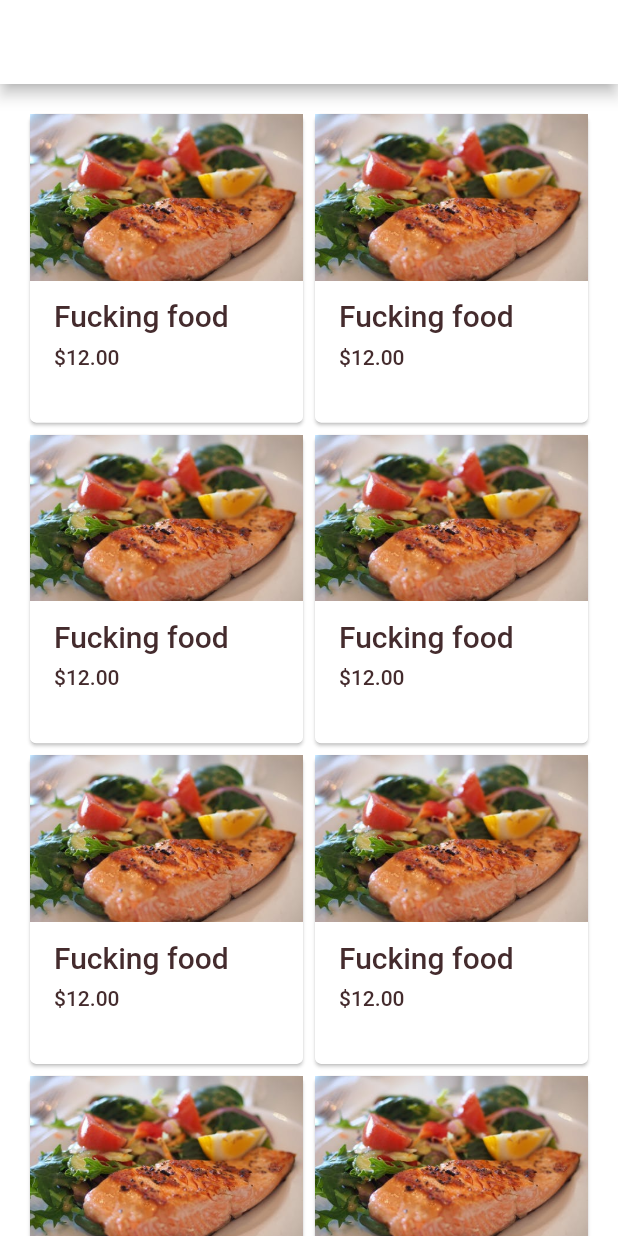
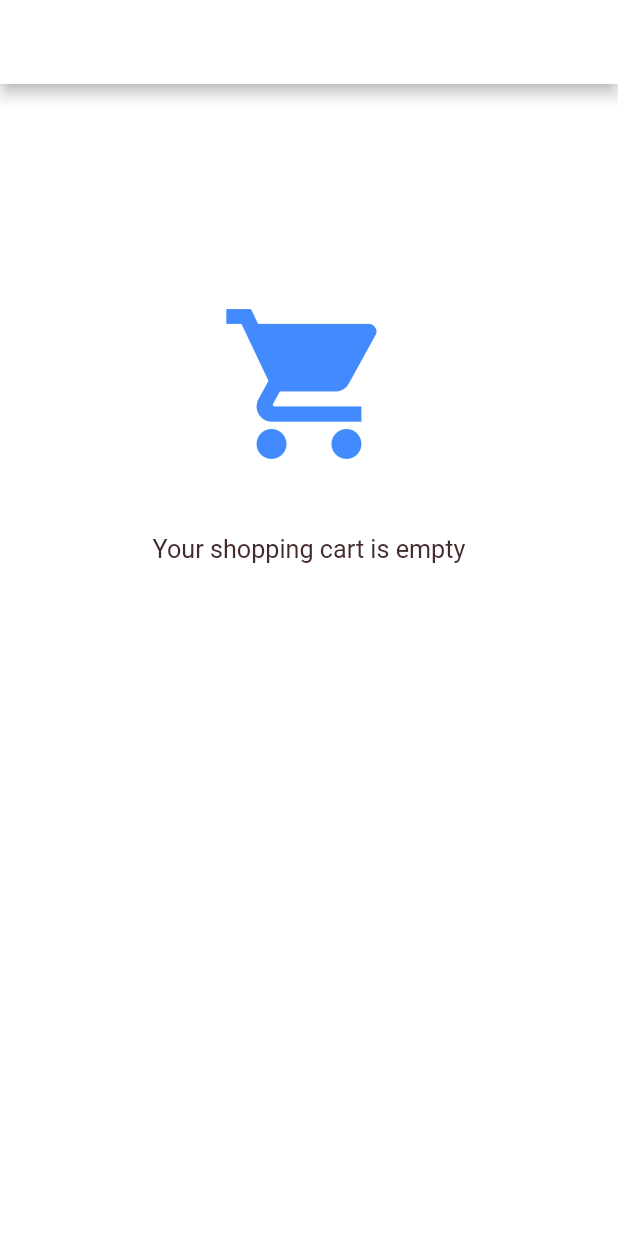
Before and after one commit to yadaniyil/shopio, a Flutter app: the DashboardView screen opened directly, after a tap on the "shopping cart" icon, on a phone screen of 412 x 824 dp. Run offline on Flutter 3.47's test engine with Material 2 defaults, Android fonts, the phone set to English and light mode, and no system bars; statements that could not run were skipped.

Commit message:
Added empty shopping CartScreen

```diff
--- a/lib/app.dart
+++ b/lib/app.dart
@@ -2,6 +2,7 @@ import 'package:flutter/material.dart';
 
 import 'screens/start/start_screen.dart';
 import 'screens/home/home_screen.dart';
+import 'screens/cart/CartScreen.dart';
 import 'colors.dart';
 
 class ShopApp extends StatefulWidget {
@@ -17,7 +18,8 @@ class _ShopAppState extends State<ShopApp> {
       theme: _kShopTheme,
       home: StartScreen(),
       routes: <String, WidgetBuilder>{
-        '/home': (BuildContext context) => HomeScreen()
+        '/home': (BuildContext context) => HomeScreen(),
+        '/cart': (BuildContext context) => CartScreen()
       },
     );
   }
--- a/lib/main.dart
+++ b/lib/main.dart
@@ -2,4 +2,7 @@ import 'package:flutter/material.dart';
 
 import 'app.dart';
 
-void main() => runApp(new ShopApp());
+void main() {
+  MaterialPageRoute.debugEnableFadingRoutes = true;
+  runApp(new ShopApp());
+}
--- /dev/null
+++ b/lib/screens/cart/CartScreen.dart
@@ -0,0 +1,26 @@
+import 'package:flutter/material.dart';
+
+class CartScreen extends StatefulWidget {
+  @override
+  _CartScreenState createState() => _CartScreenState();
+}
+
+class _CartScreenState extends State<CartScreen> {
+  @override
+  Widget build(BuildContext context) {
+    return Scaffold(
+      appBar: AppBar(
+        title: Text('Cart'),
+        backgroundColor: Colors.white,
+      ),
+      body: ListView(
+        children: <Widget>[
+          SizedBox(height: 140.0),
+          Icon(Icons.shopping_cart, size: 120.0, color: Colors.blueAccent),
+          SizedBox(height: 40.0),
+          Text('Your shopping cart is empty', textAlign: TextAlign.center, textScaleFactor: 1.2)
+        ],
+      ),
+    );
+  }
+}
--- a/lib/screens/home/categories_view.dart
+++ b/lib/screens/home/categories_view.dart
@@ -14,7 +14,7 @@ class _CategoriesViewState extends State<CategoriesView> {
       appBar: AppBar(
           backgroundColor: Colors.white,
           title: Text('Categories'),
-          actions: getToolbarActions(),
+          actions: getToolbarActions(context),
           automaticallyImplyLeading: false),
       body: ListView(
         children: <Widget>[
--- a/lib/screens/home/dashboard_view.dart
+++ b/lib/screens/home/dashboard_view.dart
@@ -14,7 +14,7 @@ class _DashboardViewState extends State<DashboardView> {
       appBar: AppBar(
           backgroundColor: Colors.white,
           title: Text('Dashboard'),
-          actions: getToolbarActions(),
+          actions: getToolbarActions(context),
           automaticallyImplyLeading: false),
       body: GridView.count(
         crossAxisCount: 2,
@@ -45,7 +45,7 @@ List<Card> _buildGridCards(int count, BuildContext context) {
                   crossAxisAlignment: CrossAxisAlignment.start,
                   children: <Widget>[
                     Text(
-                      'Fucking food',
+                      'Delicious food',
                       style: theme.textTheme.title,
                       maxLines: 1,
                     ),
--- a/lib/screens/home/favourites_view.dart
+++ b/lib/screens/home/favourites_view.dart
@@ -15,14 +15,14 @@ class _FavouritesViewState extends State<FavouritesView> {
         title: Text('Favourites'),
         automaticallyImplyLeading: false,
         backgroundColor: Colors.white,
-        actions: getToolbarActions()
+        actions: getToolbarActions(context)
       ),
       body: ListView(
         children: <Widget>[
           SizedBox(height: 140.0),
           Icon(Icons.favorite_border, size: 120.0, color: Colors.red),
           SizedBox(height: 40.0),
-          Text('You do not have favourite items yet', textAlign: TextAlign.center)
+          Text('You do not have favourite items yet', textAlign: TextAlign.center, textScaleFactor: 1.2,)
         ],
       ),
     );
--- a/lib/screens/home/profile_view.dart
+++ b/lib/screens/home/profile_view.dart
@@ -16,7 +16,7 @@ class _ProfileViewState extends State<ProfileView> {
             backgroundColor: Colors.white,
             automaticallyImplyLeading: false,
             title: Text('Profile'),
-            actions: getToolbarActions()),
+            actions: getToolbarActions(context)),
         body: ListView(
           children: <Widget>[
             Column(
--- a/lib/screens/home/toolbar_actions.dart
+++ b/lib/screens/home/toolbar_actions.dart
@@ -1,6 +1,6 @@
 import 'package:flutter/material.dart';
 
-getToolbarActions() {
+getToolbarActions(BuildContext context) {
   return <Widget>[
     IconButton(
       icon: Icon(Icons.search),
@@ -11,7 +11,7 @@ getToolbarActions() {
     IconButton(
       icon: Icon(Icons.shopping_cart),
       onPressed: () {
-        print('Tune action pressed');
+        Navigator.of(context).pushNamed('/cart');
       },
     )
   ];
```
Also changed, not shown: 3 other files.
